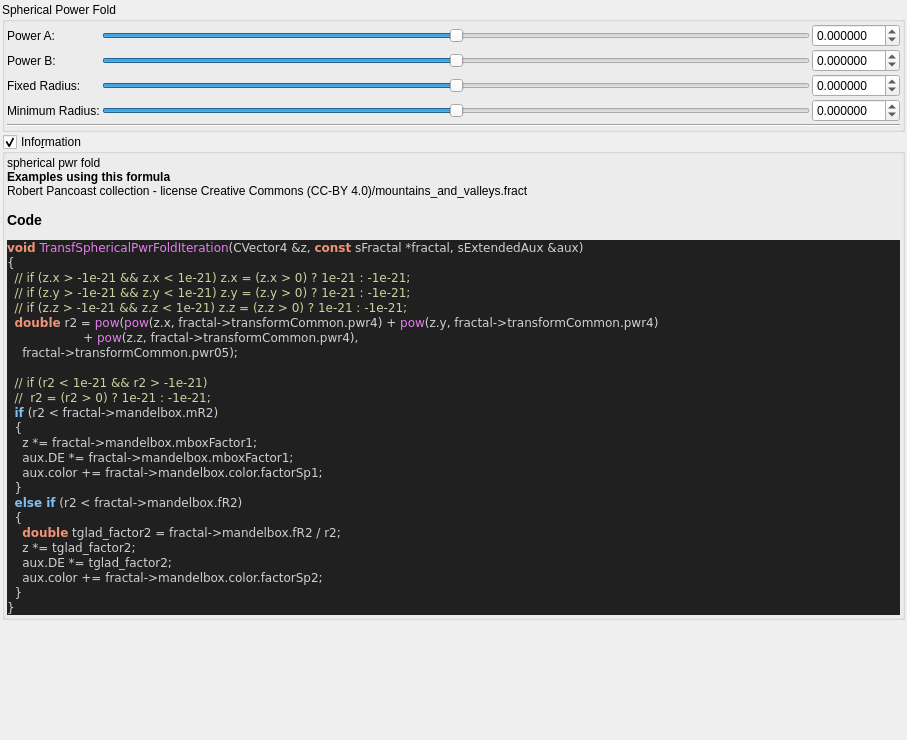
Qt form mandelbulber2/formula/ui/fractal_transf_spherical_pwr_fold.ui (buddhi1980/mandelbulber2) before a commit.
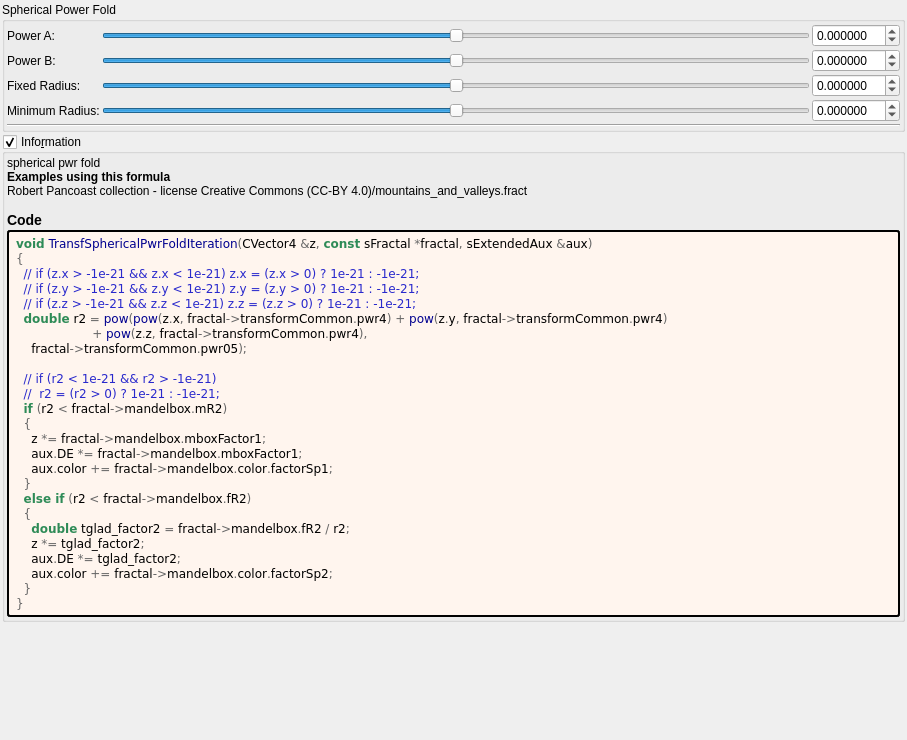
The same form after that commit. Custom widgets are drawn as their Qt base class.

```diff
--- a/mandelbulber2/formula/ui/fractal_transf_spherical_pwr_fold.ui
+++ b/mandelbulber2/formula/ui/fractal_transf_spherical_pwr_fold.ui
@@ -332,37 +332,52 @@
        <number>2</number>
       </property>
       <item>
-       <widget class="QLabel" name="label_code_content">
+	   <widget class="QLabel" name="label_information_general">
         <property name="text">
          <string notr="true">&lt;p&gt;spherical pwr fold&lt;/p&gt;&lt;table&gt;
 &lt;/table&gt;
-&lt;br&gt;&lt;b&gt;Examples using this formula&lt;/b&gt;&lt;br&gt;Robert Pancoast collection - license Creative Commons (CC-BY 4.0)/mountains_and_valleys.fract&lt;h3&gt;Code&lt;/h3&gt;
-&lt;body style=&quot;background-color:#202020&quot;&gt;
-&lt;pre style=&quot;color:#d0d0d0; background-color:#202020;  font-family:'Courier New',monospace;&quot;&gt;&lt;span style=&quot;color:#f09479; font-weight:bold&quot;&gt;void&lt;/span&gt; &lt;span style=&quot;color:#e47eed&quot;&gt;TransfSphericalPwrFoldIteration&lt;/span&gt;&lt;span style=&quot;color:#d0d0d0&quot;&gt;(&lt;/span&gt;CVector4 &lt;span style=&quot;color:#d0d0d0&quot;&gt;&amp;amp;&lt;/span&gt;z&lt;span style=&quot;color:#d0d0d0&quot;&gt;,&lt;/span&gt; &lt;span style=&quot;color:#f09479; font-weight:bold&quot;&gt;const&lt;/span&gt; sFractal &lt;span style=&quot;color:#d0d0d0&quot;&gt;*&lt;/span&gt;fractal&lt;span style=&quot;color:#d0d0d0&quot;&gt;,&lt;/span&gt; sExtendedAux &lt;span style=&quot;color:#d0d0d0&quot;&gt;&amp;amp;&lt;/span&gt;aux&lt;span style=&quot;color:#d0d0d0&quot;&gt;)&lt;/span&gt;
-&lt;span style=&quot;color:#d0d0d0&quot;&gt;{&lt;/span&gt;
-  &lt;span style=&quot;color:#d0d0a0&quot;&gt;// if (z.x &amp;gt; -1e-21 &amp;amp;&amp;amp; z.x &amp;lt; 1e-21) z.x = (z.x &amp;gt; 0) ? 1e-21 : -1e-21;&lt;/span&gt;
-  &lt;span style=&quot;color:#d0d0a0&quot;&gt;// if (z.y &amp;gt; -1e-21 &amp;amp;&amp;amp; z.y &amp;lt; 1e-21) z.y = (z.y &amp;gt; 0) ? 1e-21 : -1e-21;&lt;/span&gt;
-  &lt;span style=&quot;color:#d0d0a0&quot;&gt;// if (z.z &amp;gt; -1e-21 &amp;amp;&amp;amp; z.z &amp;lt; 1e-21) z.z = (z.z &amp;gt; 0) ? 1e-21 : -1e-21;&lt;/span&gt;
-  &lt;span style=&quot;color:#f09479; font-weight:bold&quot;&gt;double&lt;/span&gt; r2 &lt;span style=&quot;color:#d0d0d0&quot;&gt;=&lt;/span&gt; &lt;span style=&quot;color:#e47eed&quot;&gt;pow&lt;/span&gt;&lt;span style=&quot;color:#d0d0d0&quot;&gt;(&lt;/span&gt;&lt;span style=&quot;color:#e47eed&quot;&gt;pow&lt;/span&gt;&lt;span style=&quot;color:#d0d0d0&quot;&gt;(&lt;/span&gt;z&lt;span style=&quot;color:#d0d0d0&quot;&gt;.&lt;/span&gt;x&lt;span style=&quot;color:#d0d0d0&quot;&gt;,&lt;/span&gt; fractal&lt;span style=&quot;color:#d0d0d0&quot;&gt;-&amp;gt;&lt;/span&gt;transformCommon&lt;span style=&quot;color:#d0d0d0&quot;&gt;.&lt;/span&gt;pwr4&lt;span style=&quot;color:#d0d0d0&quot;&gt;) +&lt;/span&gt; &lt;span style=&quot;color:#e47eed&quot;&gt;pow&lt;/span&gt;&lt;span style=&quot;color:#d0d0d0&quot;&gt;(&lt;/span&gt;z&lt;span style=&quot;color:#d0d0d0&quot;&gt;.&lt;/span&gt;y&lt;span style=&quot;color:#d0d0d0&quot;&gt;,&lt;/span&gt; fractal&lt;span style=&quot;color:#d0d0d0&quot;&gt;-&amp;gt;&lt;/span&gt;transformCommon&lt;span style=&quot;color:#d0d0d0&quot;&gt;.&lt;/span&gt;pwr4&lt;span style=&quot;color:#d0d0d0&quot;&gt;)&lt;/span&gt;
-                    &lt;span style=&quot;color:#d0d0d0&quot;&gt;+&lt;/span&gt; &lt;span style=&quot;color:#e47eed&quot;&gt;pow&lt;/span&gt;&lt;span style=&quot;color:#d0d0d0&quot;&gt;(&lt;/span&gt;z&lt;span style=&quot;color:#d0d0d0&quot;&gt;.&lt;/span&gt;z&lt;span style=&quot;color:#d0d0d0&quot;&gt;,&lt;/span&gt; fractal&lt;span style=&quot;color:#d0d0d0&quot;&gt;-&amp;gt;&lt;/span&gt;transformCommon&lt;span style=&quot;color:#d0d0d0&quot;&gt;.&lt;/span&gt;pwr4&lt;span style=&quot;color:#d0d0d0&quot;&gt;),&lt;/span&gt;
-    fractal&lt;span style=&quot;color:#d0d0d0&quot;&gt;-&amp;gt;&lt;/span&gt;transformCommon&lt;span style=&quot;color:#d0d0d0&quot;&gt;.&lt;/span&gt;pwr05&lt;span style=&quot;color:#d0d0d0&quot;&gt;);&lt;/span&gt;
+&lt;br&gt;&lt;b&gt;Examples using this formula&lt;/b&gt;&lt;br&gt;Robert Pancoast collection - license Creative Commons (CC-BY 4.0)/mountains_and_valleys.fract&lt;h3&gt;Code&lt;/h3&gt;</string>
+		</property>
+		<property name="wordWrap">
+		 <bool>true</bool>
+		</property>
+		<property name="openExternalLinks">
+		 <bool>true</bool>
+		</property>
+		<property name="textInteractionFlags">
+		 <set>Qt::LinksAccessibleByMouse|Qt::TextSelectableByMouse</set>
+		</property>
+		</widget>
+	   </item>
+	   <item>
+	    <widget class="QLabel" name="label_code_content">
+		 <property name="text">
+		  <string notr="true">&lt;body style=&quot;background-color:#fff5ee&quot;&gt;
+&lt;pre style=&quot;color:#000000; background-color:#fff5ee;  font-family:'Courier New',monospace;&quot;&gt;&lt;span style=&quot;color:#2e8b57; font-weight:bold&quot;&gt;void&lt;/span&gt; &lt;span style=&quot;color:#00008f&quot;&gt;TransfSphericalPwrFoldIteration&lt;/span&gt;&lt;span style=&quot;color:#676767&quot;&gt;(&lt;/span&gt;CVector4 &lt;span style=&quot;color:#676767&quot;&gt;&amp;amp;&lt;/span&gt;z&lt;span style=&quot;color:#676767&quot;&gt;,&lt;/span&gt; &lt;span style=&quot;color:#2e8b57; font-weight:bold&quot;&gt;const&lt;/span&gt; sFractal &lt;span style=&quot;color:#676767&quot;&gt;*&lt;/span&gt;fractal&lt;span style=&quot;color:#676767&quot;&gt;,&lt;/span&gt; sExtendedAux &lt;span style=&quot;color:#676767&quot;&gt;&amp;amp;&lt;/span&gt;aux&lt;span style=&quot;color:#676767&quot;&gt;)&lt;/span&gt;
+&lt;span style=&quot;color:#676767&quot;&gt;{&lt;/span&gt;
+  &lt;span style=&quot;color:#2929cc&quot;&gt;// if (z.x &amp;gt; -1e-21 &amp;amp;&amp;amp; z.x &amp;lt; 1e-21) z.x = (z.x &amp;gt; 0) ? 1e-21 : -1e-21;&lt;/span&gt;
+  &lt;span style=&quot;color:#2929cc&quot;&gt;// if (z.y &amp;gt; -1e-21 &amp;amp;&amp;amp; z.y &amp;lt; 1e-21) z.y = (z.y &amp;gt; 0) ? 1e-21 : -1e-21;&lt;/span&gt;
+  &lt;span style=&quot;color:#2929cc&quot;&gt;// if (z.z &amp;gt; -1e-21 &amp;amp;&amp;amp; z.z &amp;lt; 1e-21) z.z = (z.z &amp;gt; 0) ? 1e-21 : -1e-21;&lt;/span&gt;
+  &lt;span style=&quot;color:#2e8b57; font-weight:bold&quot;&gt;double&lt;/span&gt; r2 &lt;span style=&quot;color:#676767&quot;&gt;=&lt;/span&gt; &lt;span style=&quot;color:#00008f&quot;&gt;pow&lt;/span&gt;&lt;span style=&quot;color:#676767&quot;&gt;(&lt;/span&gt;&lt;span style=&quot;color:#00008f&quot;&gt;pow&lt;/span&gt;&lt;span style=&quot;color:#676767&quot;&gt;(&lt;/span&gt;z&lt;span style=&quot;color:#676767&quot;&gt;.&lt;/span&gt;x&lt;span style=&quot;color:#676767&quot;&gt;,&lt;/span&gt; fractal&lt;span style=&quot;color:#676767&quot;&gt;-&amp;gt;&lt;/span&gt;transformCommon&lt;span style=&quot;color:#676767&quot;&gt;.&lt;/span&gt;pwr4&lt;span style=&quot;color:#676767&quot;&gt;) +&lt;/span&gt; &lt;span style=&quot;color:#00008f&quot;&gt;pow&lt;/span&gt;&lt;span style=&quot;color:#676767&quot;&gt;(&lt;/span&gt;z&lt;span style=&quot;color:#676767&quot;&gt;.&lt;/span&gt;y&lt;span style=&quot;color:#676767&quot;&gt;,&lt;/span&gt; fractal&lt;span style=&quot;color:#676767&quot;&gt;-&amp;gt;&lt;/span&gt;transformCommon&lt;span style=&quot;color:#676767&quot;&gt;.&lt;/span&gt;pwr4&lt;span style=&quot;color:#676767&quot;&gt;)&lt;/span&gt;
+                    &lt;span style=&quot;color:#676767&quot;&gt;+&lt;/span&gt; &lt;span style=&quot;color:#00008f&quot;&gt;pow&lt;/span&gt;&lt;span style=&quot;color:#676767&quot;&gt;(&lt;/span&gt;z&lt;span style=&quot;color:#676767&quot;&gt;.&lt;/span&gt;z&lt;span style=&quot;color:#676767&quot;&gt;,&lt;/span&gt; fractal&lt;span style=&quot;color:#676767&quot;&gt;-&amp;gt;&lt;/span&gt;transformCommon&lt;span style=&quot;color:#676767&quot;&gt;.&lt;/span&gt;pwr4&lt;span style=&quot;color:#676767&quot;&gt;),&lt;/span&gt;
+    fractal&lt;span style=&quot;color:#676767&quot;&gt;-&amp;gt;&lt;/span&gt;transformCommon&lt;span style=&quot;color:#676767&quot;&gt;.&lt;/span&gt;pwr05&lt;span style=&quot;color:#676767&quot;&gt;);&lt;/span&gt;
 
-  &lt;span style=&quot;color:#d0d0a0&quot;&gt;// if (r2 &amp;lt; 1e-21 &amp;amp;&amp;amp; r2 &amp;gt; -1e-21)&lt;/span&gt;
-  &lt;span style=&quot;color:#d0d0a0&quot;&gt;//  r2 = (r2 &amp;gt; 0) ? 1e-21 : -1e-21;&lt;/span&gt;
-  &lt;span style=&quot;color:#7ec0ee; font-weight:bold&quot;&gt;if&lt;/span&gt; &lt;span style=&quot;color:#d0d0d0&quot;&gt;(&lt;/span&gt;r2 &lt;span style=&quot;color:#d0d0d0&quot;&gt;&amp;lt;&lt;/span&gt; fractal&lt;span style=&quot;color:#d0d0d0&quot;&gt;-&amp;gt;&lt;/span&gt;mandelbox&lt;span style=&quot;color:#d0d0d0&quot;&gt;.&lt;/span&gt;mR2&lt;span style=&quot;color:#d0d0d0&quot;&gt;)&lt;/span&gt;
-  &lt;span style=&quot;color:#d0d0d0&quot;&gt;{&lt;/span&gt;
-    z &lt;span style=&quot;color:#d0d0d0&quot;&gt;*=&lt;/span&gt; fractal&lt;span style=&quot;color:#d0d0d0&quot;&gt;-&amp;gt;&lt;/span&gt;mandelbox&lt;span style=&quot;color:#d0d0d0&quot;&gt;.&lt;/span&gt;mboxFactor1&lt;span style=&quot;color:#d0d0d0&quot;&gt;;&lt;/span&gt;
-    aux&lt;span style=&quot;color:#d0d0d0&quot;&gt;.&lt;/span&gt;DE &lt;span style=&quot;color:#d0d0d0&quot;&gt;*=&lt;/span&gt; fractal&lt;span style=&quot;color:#d0d0d0&quot;&gt;-&amp;gt;&lt;/span&gt;mandelbox&lt;span style=&quot;color:#d0d0d0&quot;&gt;.&lt;/span&gt;mboxFactor1&lt;span style=&quot;color:#d0d0d0&quot;&gt;;&lt;/span&gt;
-    aux&lt;span style=&quot;color:#d0d0d0&quot;&gt;.&lt;/span&gt;color &lt;span style=&quot;color:#d0d0d0&quot;&gt;+=&lt;/span&gt; fractal&lt;span style=&quot;color:#d0d0d0&quot;&gt;-&amp;gt;&lt;/span&gt;mandelbox&lt;span style=&quot;color:#d0d0d0&quot;&gt;.&lt;/span&gt;color&lt;span style=&quot;color:#d0d0d0&quot;&gt;.&lt;/span&gt;factorSp1&lt;span style=&quot;color:#d0d0d0&quot;&gt;;&lt;/span&gt;
-  &lt;span style=&quot;color:#d0d0d0&quot;&gt;}&lt;/span&gt;
-  &lt;span style=&quot;color:#7ec0ee; font-weight:bold&quot;&gt;else if&lt;/span&gt; &lt;span style=&quot;color:#d0d0d0&quot;&gt;(&lt;/span&gt;r2 &lt;span style=&quot;color:#d0d0d0&quot;&gt;&amp;lt;&lt;/span&gt; fractal&lt;span style=&quot;color:#d0d0d0&quot;&gt;-&amp;gt;&lt;/span&gt;mandelbox&lt;span style=&quot;color:#d0d0d0&quot;&gt;.&lt;/span&gt;fR2&lt;span style=&quot;color:#d0d0d0&quot;&gt;)&lt;/span&gt;
-  &lt;span style=&quot;color:#d0d0d0&quot;&gt;{&lt;/span&gt;
-    &lt;span style=&quot;color:#f09479; font-weight:bold&quot;&gt;double&lt;/span&gt; tglad_factor2 &lt;span style=&quot;color:#d0d0d0&quot;&gt;=&lt;/span&gt; fractal&lt;span style=&quot;color:#d0d0d0&quot;&gt;-&amp;gt;&lt;/span&gt;mandelbox&lt;span style=&quot;color:#d0d0d0&quot;&gt;.&lt;/span&gt;fR2 &lt;span style=&quot;color:#d0d0d0&quot;&gt;/&lt;/span&gt; r2&lt;span style=&quot;color:#d0d0d0&quot;&gt;;&lt;/span&gt;
-    z &lt;span style=&quot;color:#d0d0d0&quot;&gt;*=&lt;/span&gt; tglad_factor2&lt;span style=&quot;color:#d0d0d0&quot;&gt;;&lt;/span&gt;
-    aux&lt;span style=&quot;color:#d0d0d0&quot;&gt;.&lt;/span&gt;DE &lt;span style=&quot;color:#d0d0d0&quot;&gt;*=&lt;/span&gt; tglad_factor2&lt;span style=&quot;color:#d0d0d0&quot;&gt;;&lt;/span&gt;
-    aux&lt;span style=&quot;color:#d0d0d0&quot;&gt;.&lt;/span&gt;color &lt;span style=&quot;color:#d0d0d0&quot;&gt;+=&lt;/span&gt; fractal&lt;span style=&quot;color:#d0d0d0&quot;&gt;-&amp;gt;&lt;/span&gt;mandelbox&lt;span style=&quot;color:#d0d0d0&quot;&gt;.&lt;/span&gt;color&lt;span style=&quot;color:#d0d0d0&quot;&gt;.&lt;/span&gt;factorSp2&lt;span style=&quot;color:#d0d0d0&quot;&gt;;&lt;/span&gt;
-  &lt;span style=&quot;color:#d0d0d0&quot;&gt;}&lt;/span&gt;
-&lt;span style=&quot;color:#d0d0d0&quot;&gt;}&lt;/span&gt;
+  &lt;span style=&quot;color:#2929cc&quot;&gt;// if (r2 &amp;lt; 1e-21 &amp;amp;&amp;amp; r2 &amp;gt; -1e-21)&lt;/span&gt;
+  &lt;span style=&quot;color:#2929cc&quot;&gt;//  r2 = (r2 &amp;gt; 0) ? 1e-21 : -1e-21;&lt;/span&gt;
+  &lt;span style=&quot;color:#2e8b57; font-weight:bold&quot;&gt;if&lt;/span&gt; &lt;span style=&quot;color:#676767&quot;&gt;(&lt;/span&gt;r2 &lt;span style=&quot;color:#676767&quot;&gt;&amp;lt;&lt;/span&gt; fractal&lt;span style=&quot;color:#676767&quot;&gt;-&amp;gt;&lt;/span&gt;mandelbox&lt;span style=&quot;color:#676767&quot;&gt;.&lt;/span&gt;mR2&lt;span style=&quot;color:#676767&quot;&gt;)&lt;/span&gt;
+  &lt;span style=&quot;color:#676767&quot;&gt;{&lt;/span&gt;
+    z &lt;span style=&quot;color:#676767&quot;&gt;*=&lt;/span&gt; fractal&lt;span style=&quot;color:#676767&quot;&gt;-&amp;gt;&lt;/span&gt;mandelbox&lt;span style=&quot;color:#676767&quot;&gt;.&lt;/span&gt;mboxFactor1&lt;span style=&quot;color:#676767&quot;&gt;;&lt;/span&gt;
+    aux&lt;span style=&quot;color:#676767&quot;&gt;.&lt;/span&gt;DE &lt;span style=&quot;color:#676767&quot;&gt;*=&lt;/span&gt; fractal&lt;span style=&quot;color:#676767&quot;&gt;-&amp;gt;&lt;/span&gt;mandelbox&lt;span style=&quot;color:#676767&quot;&gt;.&lt;/span&gt;mboxFactor1&lt;span style=&quot;color:#676767&quot;&gt;;&lt;/span&gt;
+    aux&lt;span style=&quot;color:#676767&quot;&gt;.&lt;/span&gt;color &lt;span style=&quot;color:#676767&quot;&gt;+=&lt;/span&gt; fractal&lt;span style=&quot;color:#676767&quot;&gt;-&amp;gt;&lt;/span&gt;mandelbox&lt;span style=&quot;color:#676767&quot;&gt;.&lt;/span&gt;color&lt;span style=&quot;color:#676767&quot;&gt;.&lt;/span&gt;factorSp1&lt;span style=&quot;color:#676767&quot;&gt;;&lt;/span&gt;
+  &lt;span style=&quot;color:#676767&quot;&gt;}&lt;/span&gt;
+  &lt;span style=&quot;color:#2e8b57; font-weight:bold&quot;&gt;else if&lt;/span&gt; &lt;span style=&quot;color:#676767&quot;&gt;(&lt;/span&gt;r2 &lt;span style=&quot;color:#676767&quot;&gt;&amp;lt;&lt;/span&gt; fractal&lt;span style=&quot;color:#676767&quot;&gt;-&amp;gt;&lt;/span&gt;mandelbox&lt;span style=&quot;color:#676767&quot;&gt;.&lt;/span&gt;fR2&lt;span style=&quot;color:#676767&quot;&gt;)&lt;/span&gt;
+  &lt;span style=&quot;color:#676767&quot;&gt;{&lt;/span&gt;
+    &lt;span style=&quot;color:#2e8b57; font-weight:bold&quot;&gt;double&lt;/span&gt; tglad_factor2 &lt;span style=&quot;color:#676767&quot;&gt;=&lt;/span&gt; fractal&lt;span style=&quot;color:#676767&quot;&gt;-&amp;gt;&lt;/span&gt;mandelbox&lt;span style=&quot;color:#676767&quot;&gt;.&lt;/span&gt;fR2 &lt;span style=&quot;color:#676767&quot;&gt;/&lt;/span&gt; r2&lt;span style=&quot;color:#676767&quot;&gt;;&lt;/span&gt;
+    z &lt;span style=&quot;color:#676767&quot;&gt;*=&lt;/span&gt; tglad_factor2&lt;span style=&quot;color:#676767&quot;&gt;;&lt;/span&gt;
+    aux&lt;span style=&quot;color:#676767&quot;&gt;.&lt;/span&gt;DE &lt;span style=&quot;color:#676767&quot;&gt;*=&lt;/span&gt; tglad_factor2&lt;span style=&quot;color:#676767&quot;&gt;;&lt;/span&gt;
+    aux&lt;span style=&quot;color:#676767&quot;&gt;.&lt;/span&gt;color &lt;span style=&quot;color:#676767&quot;&gt;+=&lt;/span&gt; fractal&lt;span style=&quot;color:#676767&quot;&gt;-&amp;gt;&lt;/span&gt;mandelbox&lt;span style=&quot;color:#676767&quot;&gt;.&lt;/span&gt;color&lt;span style=&quot;color:#676767&quot;&gt;.&lt;/span&gt;factorSp2&lt;span style=&quot;color:#676767&quot;&gt;;&lt;/span&gt;
+  &lt;span style=&quot;color:#676767&quot;&gt;}&lt;/span&gt;
+&lt;span style=&quot;color:#676767&quot;&gt;}&lt;/span&gt;
 &lt;/pre&gt;
 &lt;/body&gt;</string>
         </property>
@@ -375,6 +390,9 @@
         <property name="textInteractionFlags">
          <set>Qt::LinksAccessibleByMouse|Qt::TextSelectableByMouse</set>
         </property>
+		 <property name="styleSheet">
+		  <string notr="true">border-style: outset; border-width: 2px; border-radius: 3px; border-color: black; background-color: #fff5ee; padding: 4px;</string>
+		  </property>
        </widget>
       </item>
      </layout>
```
Lines whose indentation alone changed are shown as unchanged.
